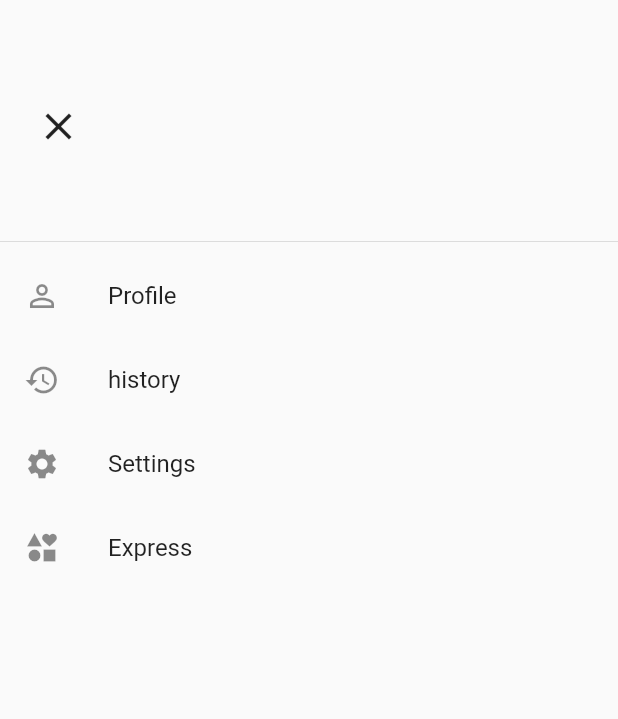
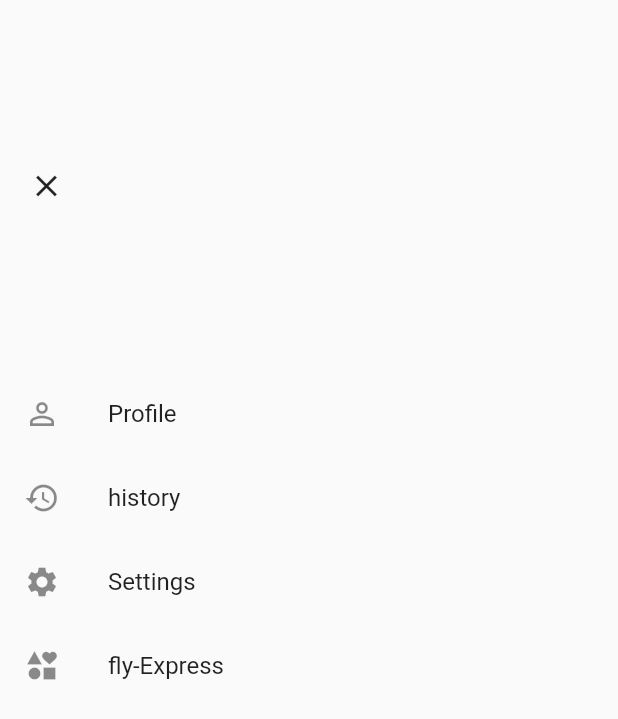
Before and after one commit to ojojeremiah/ojojeremiahflutter, a Flutter app: the screen it shows after launch, after a tap on the "menu" icon, on a phone screen of 412 x 824 dp. Shown: the top 719 px of the screen. Run offline on Flutter 3.47's test engine with Material 2 defaults, Android fonts, the phone set to English and light mode, and no system bars.

Commit message:
NavBar.dart

```diff
--- a/lib/NavBar.dart
+++ b/lib/NavBar.dart
@@ -18,21 +18,22 @@ class _NavBarState extends State<NavBar> {
   @override
   Widget build(BuildContext context) {
     return Container(
-      width: 200,
+      width: 100,
       height: 200,
       child: Drawer(
         child: ListView(
           padding: EdgeInsets.zero,
           children: [
-            DrawerHeader(
-              child:Container(
-                margin: EdgeInsets.only(right: 400),
-                child:  IconButton(onPressed: (){
-                  Navigator.push(context,
-                      MaterialPageRoute(builder: (context)=> const MyApp()));
-                }, icon: Icon(Icons.close, size: 30)),
-              )
+          Container(
+            margin: EdgeInsets.only(top: 100, right: 350),
+            child:   IconButton(onPressed: (){
+              Navigator.pop(context);
+            }, icon: Icon(Icons.close))
           ),
+            Container(
+              margin: EdgeInsets.only(top: 100),
+              child:  Column(
+                children: [
                   ListTile(
                     leading: Icon(Icons.person_outline),
                     title: Text('Profile'),
@@ -50,8 +51,11 @@ class _NavBarState extends State<NavBar> {
                   ),
                   ListTile(
                     leading: Icon(Icons.interests),
-              title: Text('Express'),
+                    title: Text('fly-Express'),
                     onTap: (){},
+                  )
+                ],
+              ),
             )
           ],
         ),
```
Lines whose indentation alone changed are shown as unchanged.
